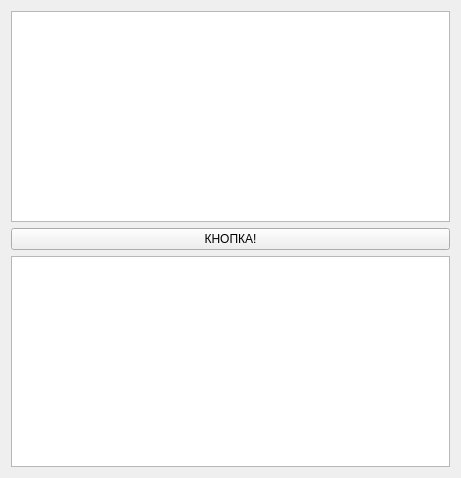
Before: the Qt Designer form DeviceManagerIzluchatel/devicemanagerizluchatelui.ui in reinerwaldmann/RS232SimpleConsole, drawn with Qt 5.
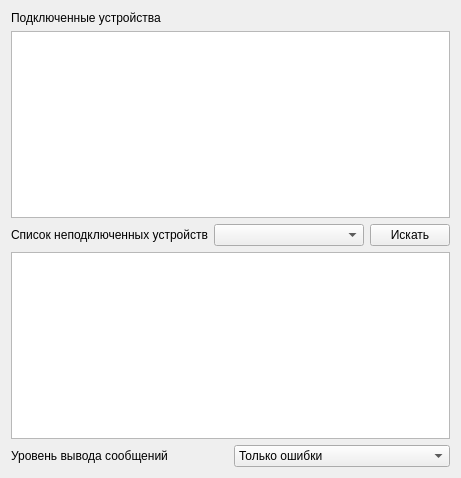
After: the same form once the commit is applied.

```diff
--- a/DeviceManagerIzluchatel/devicemanagerizluchatelui.ui
+++ b/DeviceManagerIzluchatel/devicemanagerizluchatelui.ui
@@ -15,18 +15,82 @@
   </property>
   <layout class="QVBoxLayout" name="verticalLayout">
    <item>
-    <widget class="QTableWidget" name="tableWidget"/>
-   </item>
-   <item>
-    <widget class="QPushButton" name="searchDevice">
+    <widget class="QLabel" name="label_3">
      <property name="text">
-      <string>КНОПКА!</string>
+      <string>Подключенные устройства</string>
      </property>
     </widget>
    </item>
+   <item>
+    <widget class="QTableWidget" name="tableWidget"/>
+   </item>
+   <item>
+    <layout class="QHBoxLayout" name="horizontalLayout_2">
+     <item>
+      <widget class="QLabel" name="label_2">
+       <property name="text">
+        <string>Список неподключенных устройств</string>
+       </property>
+      </widget>
+     </item>
+     <item>
+      <widget class="QComboBox" name="comboListOfDevices">
+       <property name="minimumSize">
+        <size>
+         <width>150</width>
+         <height>0</height>
+        </size>
+       </property>
+      </widget>
+     </item>
+     <item>
+      <widget class="QPushButton" name="searchDevice">
+       <property name="text">
+        <string>Искать</string>
+       </property>
+      </widget>
+     </item>
+    </layout>
+   </item>
    <item>
     <widget class="QTextEdit" name="console"/>
    </item>
+   <item>
+    <layout class="QHBoxLayout" name="horizontalLayout">
+     <item>
+      <widget class="QLabel" name="label">
+       <property name="text">
+        <string>Уровень вывода сообщений</string>
+       </property>
+      </widget>
+     </item>
+     <item>
+      <widget class="QComboBox" name="comboLevelOfOutput">
+       <property name="minimumSize">
+        <size>
+         <width>150</width>
+         <height>0</height>
+        </size>
+       </property>
+       <item>
+        <property name="text">
+         <string>Только ошибки</string>
+        </property>
+       </item>
+       <item>
+        <property name="text">
+         <string>Ошибки и сообщения</string>
+        </property>
+       </item>
+       <item>
+        <property name="text">
+         <string>Всё</string>
+        </property>
+       </item>
+      </widget>
+     </item>
+    </layout>
+   </item>
   </layout>
  </widget>
  <resources/>
```
